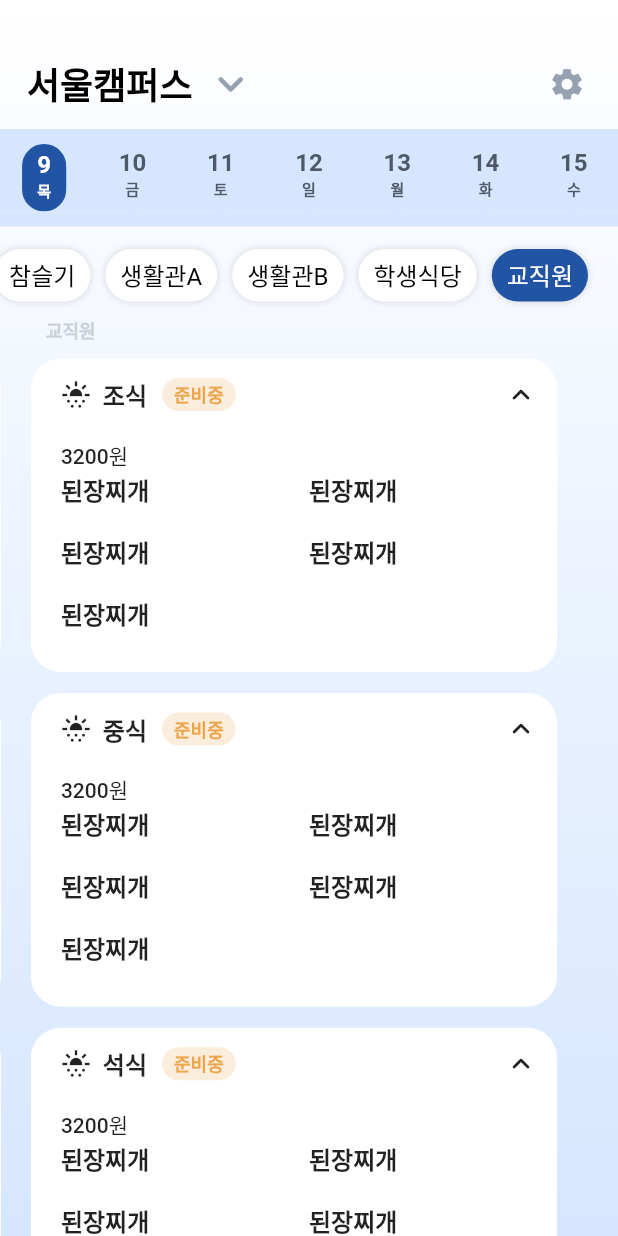
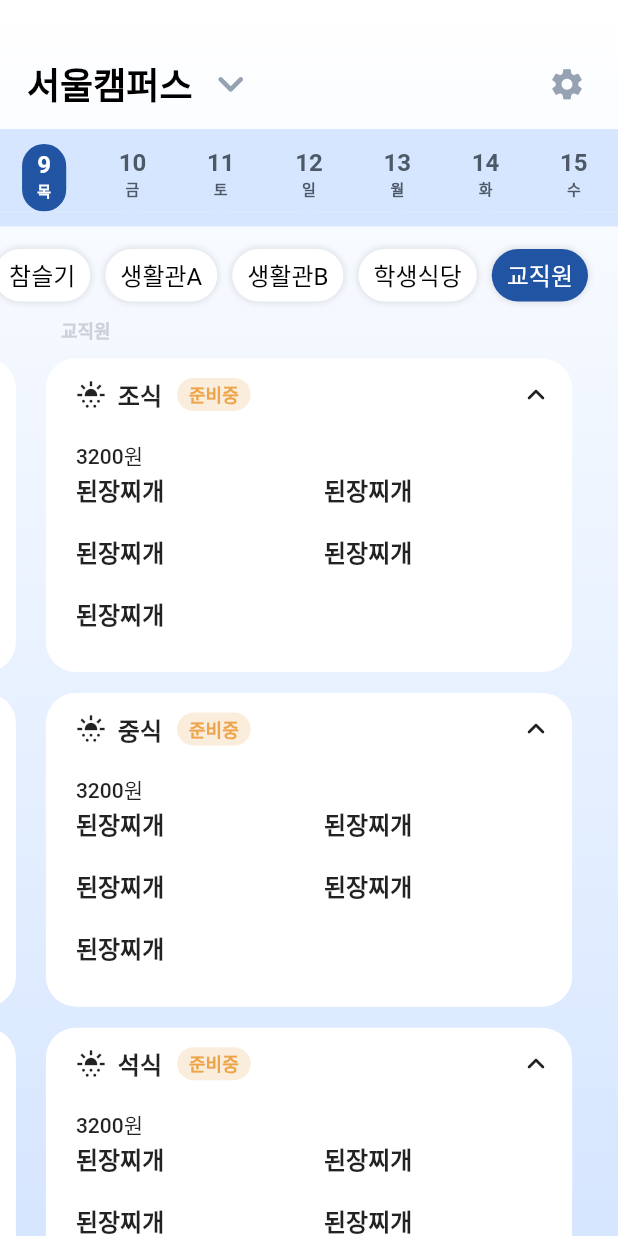
Before and after one commit to HipstuCAU/nyam_nyam_flutter, a Flutter app: the screen it shows after launch, swiped to page 5, on a phone screen of 412 x 824 dp. Run offline on Flutter 3.47's test engine with Material 2 defaults, Android fonts, the phone set to English and light mode, and no system bars; drawn by our look-alikes of scroll_to_index.

Commit message:
[feat] page view 왼쪽에 전 페이지 나타나도록 (#1)

```diff
--- a/lib/main.dart
+++ b/lib/main.dart
@@ -11,7 +11,7 @@ class App extends StatelessWidget {
   // This widget is the root of your application.
   @override
   Widget build(BuildContext context) {
-    return MaterialApp(
+    return const MaterialApp(
       home: HomeScreen(),
     );
   }
--- a/lib/screens/home_screen.dart
+++ b/lib/screens/home_screen.dart
@@ -246,7 +246,8 @@ class MealsOfRestaurant extends StatelessWidget {
       child: SingleChildScrollView(
         child: Padding(
           padding: const EdgeInsets.only(
-            right: 20,
+            right: 10,
+            left: 10,
           ),
           child: Column(
             crossAxisAlignment: CrossAxisAlignment.start,
```
Also changed, not shown: 2 other files.
